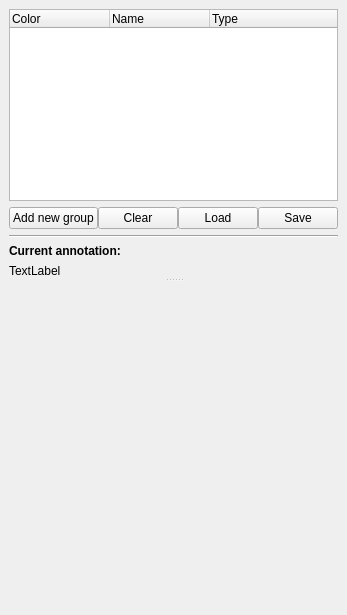
Above: ASAP/annotation/resources/AnnotationDockWidget.ui from computationalpathologygroup/ASAP before the change. Below: the same form after it.
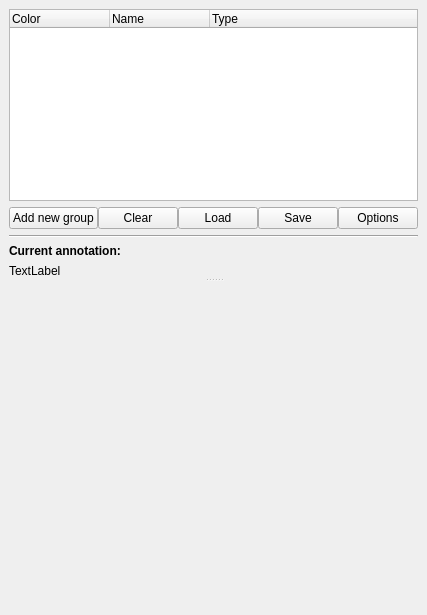
That is the form after the change.

```diff
--- a/ASAP/annotation/resources/AnnotationDockWidget.ui
+++ b/ASAP/annotation/resources/AnnotationDockWidget.ui
@@ -137,6 +137,13 @@
             </property>
            </widget>
           </item>
+          <item>
+           <widget class="QPushButton" name="optionsButton">
+            <property name="text">
+             <string>Options</string>
+            </property>
+           </widget>
+          </item>
          </layout>
         </item>
         <item>
```
